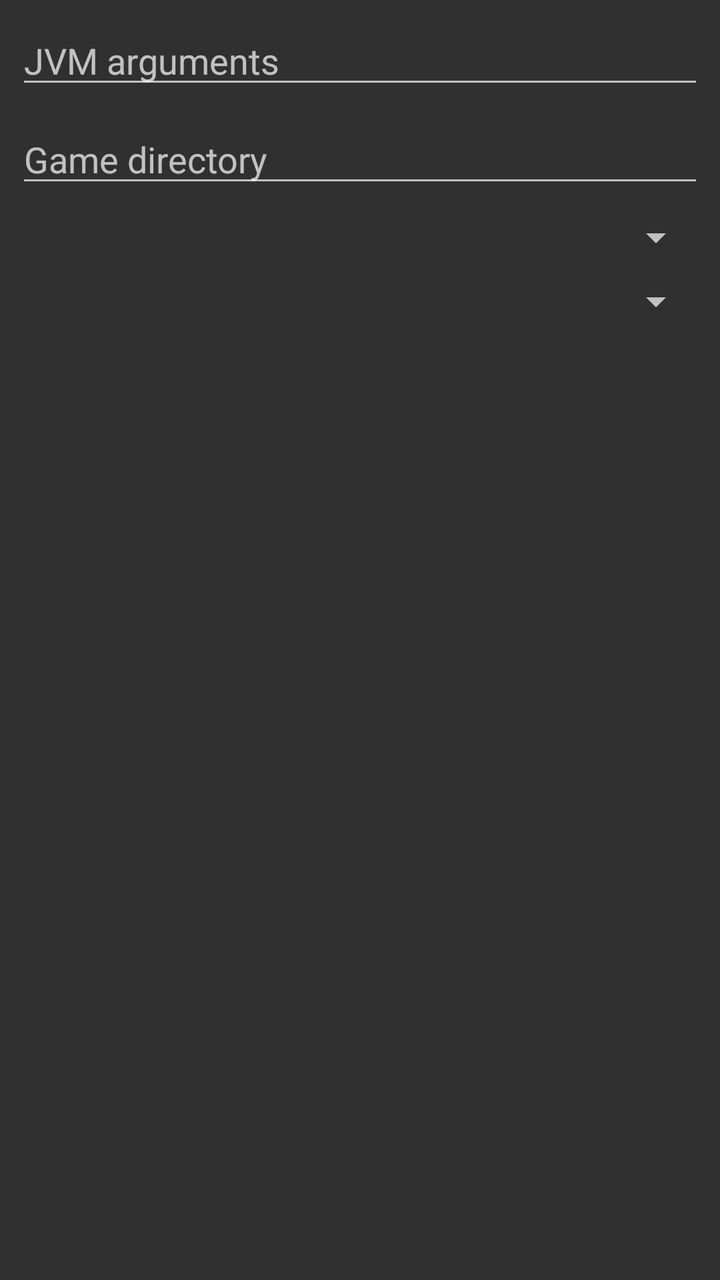
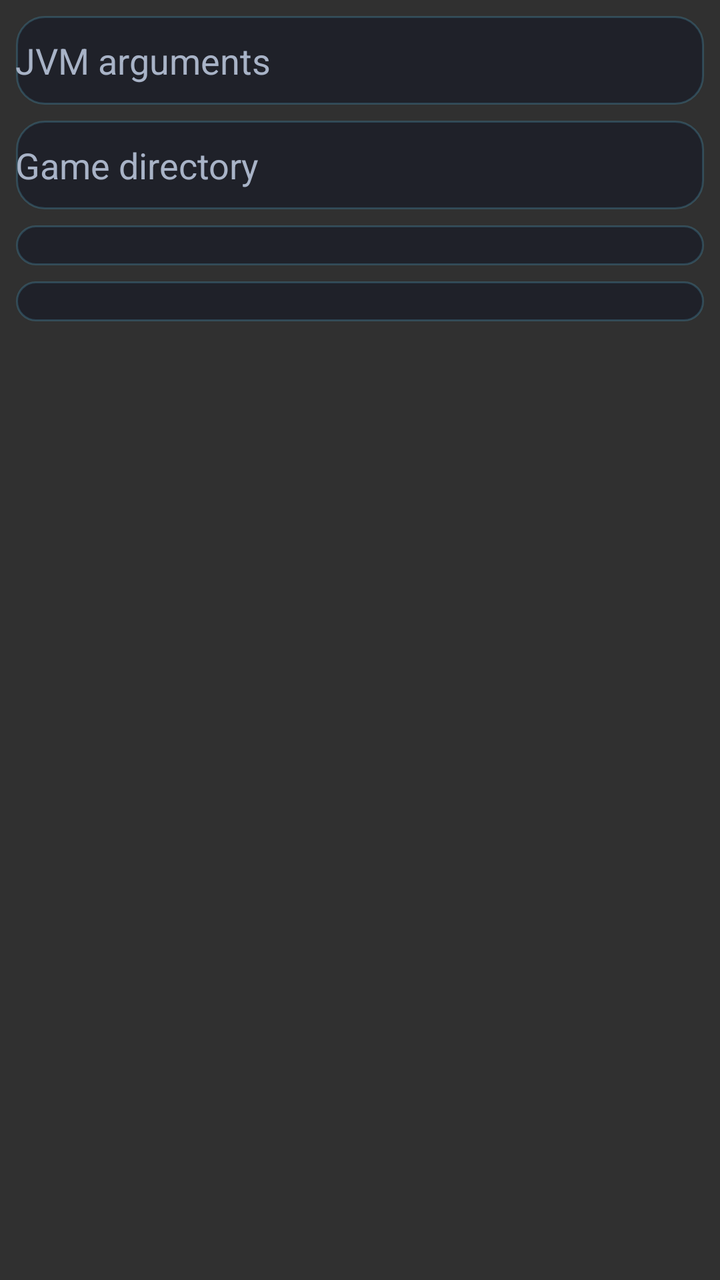

Screens rendered from an Android XML layout before and after an edit, with the pre-edit source and the edit as a unified diff.
<!-- AndroidManifest.xml: application theme AppTheme -->
<!-- res/layout/dialog_per_version_control.xml -->
<?xml version="1.0" encoding="utf-8"?>
<ScrollView xmlns:android="http://schemas.android.com/apk/res/android"
    xmlns:tools="http://schemas.android.com/tools"
    android:layout_width="match_parent"
    android:layout_height="match_parent"
    xmlns:app="http://schemas.android.com/apk/res-auto">

    <androidx.constraintlayout.widget.ConstraintLayout
        android:layout_width="match_parent"
        android:layout_height="wrap_content"
        app:layout_optimizationLevel="standard|dimensions|chains">

        <EditText
            android:id="@+id/pvc_jvmArgs"
            android:layout_width="0dp"
            android:layout_height="wrap_content"
            android:layout_marginStart="8dp"
            android:layout_marginTop="8dp"
            android:layout_marginEnd="8dp"
            android:ems="10"
            android:hint="@string/pvc_jvmArgs"
            android:inputType="textPersonName"
            app:layout_constraintEnd_toEndOf="parent"
            app:layout_constraintStart_toStartOf="parent"
            app:layout_constraintTop_toTopOf="parent" />

        <EditText
            android:id="@+id/pvc_customDir"
            android:layout_width="0dp"
            android:layout_height="wrap_content"
            android:layout_marginStart="8dp"
            android:layout_marginTop="8dp"
            android:layout_marginEnd="8dp"
            android:ems="10"
            android:hint="@string/pvc_gameDirectory"
            android:inputType="textPersonName"
            app:layout_constraintEnd_toEndOf="parent"
            app:layout_constraintStart_toStartOf="parent"
            app:layout_constraintTop_toBottomOf="@+id/pvc_jvmArgs" />

        <Spinner
            android:id="@+id/pvc_javaVm"
            android:layout_width="match_parent"
            android:layout_height="wrap_content"
            android:layout_marginStart="8dp"
            android:layout_marginTop="8dp"
            android:layout_marginEnd="8dp"
            app:layout_constraintEnd_toEndOf="parent"
            app:layout_constraintStart_toStartOf="parent"
            app:layout_constraintTop_toBottomOf="@+id/pvc_customDir" />

        <Spinner
            android:id="@+id/pvc_renderer"
            android:layout_width="match_parent"
            android:layout_height="wrap_content"
            android:layout_marginStart="8dp"
            android:layout_marginTop="8dp"
            android:layout_marginEnd="8dp"
            app:layout_constraintEnd_toEndOf="parent"
            app:layout_constraintStart_toStartOf="parent"
            app:layout_constraintTop_toBottomOf="@+id/pvc_javaVm" />
    </androidx.constraintlayout.widget.ConstraintLayout>
</ScrollView>
<!-- resources referenced by this layout -->
<resources>
  <string name="pvc_gameDirectory">Game directory</string>
  <string name="pvc_jvmArgs">JVM arguments</string>
  <style name="AppTheme" parent="@style/Theme.AppCompat.NoActionBar">
          <item name="windowNoTitle">true</item>
          <item name="windowActionBar">false</item>
          <item name="android:windowContentOverlay">@null</item>
          <item name="android:statusBarColor">@color/background_status_bar</item>
          <item name="android:navigationBarColor">@color/background_app</item>
          <item name="preferenceTheme">@style/PreferenceThemeOverlay.v14.Material</item>
  
          <item name="android:textSize">@dimen/_12ssp</item>
  
      </style>
  <color name="background_status_bar">#00000000</color>
  <color name="background_app">#00000000</color>
</resources>

<!-- the commit's change to res/layout/dialog_per_version_control.xml (unified diff, before → after) -->
@@ -17,6 +17,11 @@
             android:layout_marginStart="8dp"
             android:layout_marginTop="8dp"
             android:layout_marginEnd="8dp"
+            android:background="@drawable/frostbyte_input_field"
+            android:textColor="@color/frostbyte_text_primary"
+            android:textColorHint="@color/frostbyte_text_secondary"
+            android:paddingHorizontal="@dimen/padding_heavy"
+            android:paddingVertical="10dp"
             android:ems="10"
             android:hint="@string/pvc_jvmArgs"
             android:inputType="textPersonName"
@@ -31,6 +36,11 @@
             android:layout_marginStart="8dp"
             android:layout_marginTop="8dp"
             android:layout_marginEnd="8dp"
+            android:background="@drawable/frostbyte_input_field"
+            android:textColor="@color/frostbyte_text_primary"
+            android:textColorHint="@color/frostbyte_text_secondary"
+            android:paddingHorizontal="@dimen/padding_heavy"
+            android:paddingVertical="10dp"
             android:ems="10"
             android:hint="@string/pvc_gameDirectory"
             android:inputType="textPersonName"
@@ -45,6 +55,9 @@
             android:layout_marginStart="8dp"
             android:layout_marginTop="8dp"
             android:layout_marginEnd="8dp"
+            android:background="@drawable/frostbyte_input_field"
+            android:paddingHorizontal="@dimen/padding_heavy"
+            android:paddingVertical="10dp"
             app:layout_constraintEnd_toEndOf="parent"
             app:layout_constraintStart_toStartOf="parent"
             app:layout_constraintTop_toBottomOf="@+id/pvc_customDir" />
@@ -56,6 +69,9 @@
             android:layout_marginStart="8dp"
             android:layout_marginTop="8dp"
             android:layout_marginEnd="8dp"
+            android:background="@drawable/frostbyte_input_field"
+            android:paddingHorizontal="@dimen/padding_heavy"
+            android:paddingVertical="10dp"
             app:layout_constraintEnd_toEndOf="parent"
             app:layout_constraintStart_toStartOf="parent"
             app:layout_constraintTop_toBottomOf="@+id/pvc_javaVm" />
<!-- resource entries referenced after the edit -->
@@ -1,5 +1,30 @@
 <!-- resources referenced by this layout -->
 <resources>
+  <color name="frostbyte_text_primary">#FFFFFF</color>
+  <color name="frostbyte_text_secondary">#A8B3C7</color>
+  <dimen name="padding_heavy">@dimen/_12sdp</dimen>
+  <!-- drawable frostbyte_input_field (drawable) -->
+  <?xml version="1.0" encoding="utf-8"?>
+  <selector xmlns:android="http://schemas.android.com/apk/res/android">
+      <item android:state_focused="true">
+          <shape android:shape="rectangle">
+              <solid android:color="@color/frostbyte_surface_2" />
+              <corners android:radius="14dp" />
+              <stroke
+                  android:width="1.5dp"
+                  android:color="@color/frostbyte_accent" />
+          </shape>
+      </item>
+      <item>
+          <shape android:shape="rectangle">
+              <solid android:color="@color/frostbyte_surface_1" />
+              <corners android:radius="14dp" />
+              <stroke
+                  android:width="1dp"
+                  android:color="@color/frostbyte_card_stroke" />
+          </shape>
+      </item>
+  </selector>
   <string name="pvc_gameDirectory">Game directory</string>
   <string name="pvc_jvmArgs">JVM arguments</string>
   <style name="AppTheme" parent="@style/Theme.AppCompat.NoActionBar">
@@ -13,6 +38,10 @@
           <item name="android:textSize">@dimen/_12ssp</item>
   
       </style>
+  <color name="frostbyte_surface_2">#A6181D30</color>
+  <color name="frostbyte_accent">#5AD1FF</color>
+  <color name="frostbyte_surface_1">#99141826</color>
+  <color name="frostbyte_card_stroke">#335AD1FF</color>
   <color name="background_status_bar">#00000000</color>
   <color name="background_app">#00000000</color>
 </resources>
